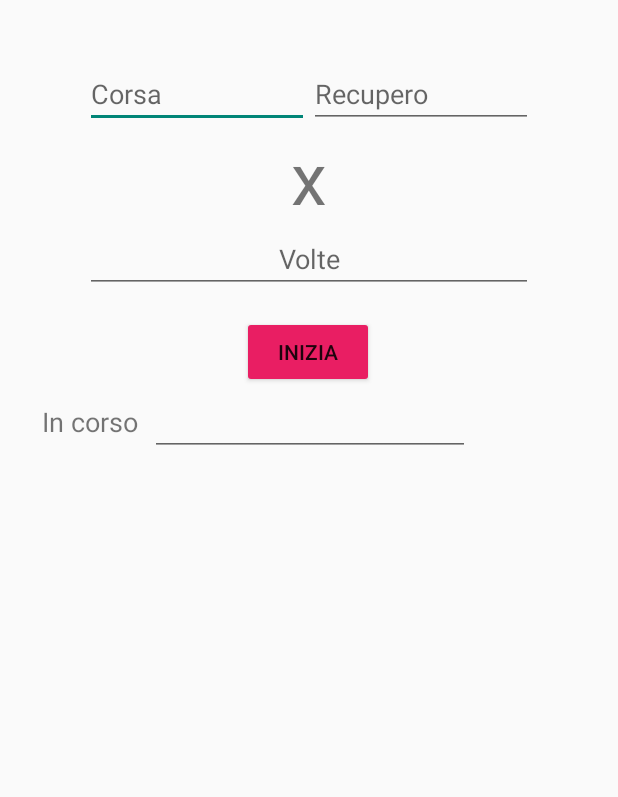
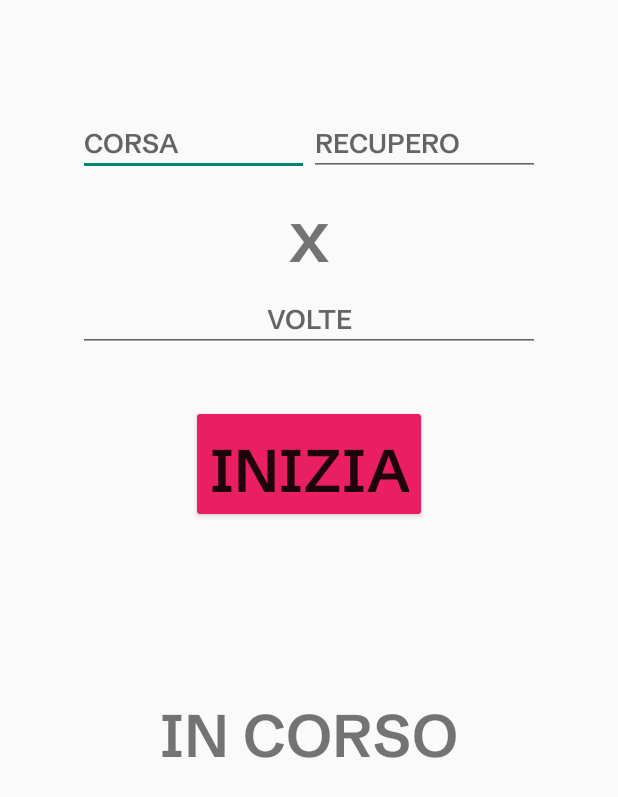
Before and after one commit to eumir2/TimerCorsa, an Android app built with Jetpack Compose: the screen it shows after launch (MainActivity), on a phone screen of 412 x 824 dp. Shown: the top 797 px of the screen. Run offline under Robolectric (Android 15) with nearby library versions, the phone set to English and light mode, and no system bars.

Commit message:
Add custom font + UI upgrade

```diff
--- a/app/src/main/java/com/example/timercorsa/MainActivity.kt
+++ b/app/src/main/java/com/example/timercorsa/MainActivity.kt
@@ -79,6 +79,7 @@ class MainActivity : ComponentActivity() {
                                 handler.postDelayed({ startAttivitaTimer() }, 5000) // Aspetta 5 secondi prima di avviare il timer di attività
                             }else{
                                 counter.setText("Finish!!!")
+                                current.setText("Finish!!!")
                                 soundPlayer.playSound(completeUri)
                             }
                         }
--- a/app/src/main/res/layout/activity_main.xml
+++ b/app/src/main/res/layout/activity_main.xml
@@ -11,7 +11,7 @@
         android:id="@+id/tableLayout"
         android:layout_width="wrap_content"
         android:layout_height="200dp"
-        android:layout_marginTop="40dp"
+        android:layout_marginTop="70dp"
         app:layout_constraintEnd_toEndOf="parent"
         app:layout_constraintStart_toStartOf="parent"
         app:layout_constraintTop_toTopOf="parent">
@@ -24,8 +24,8 @@
                 android:id="@+id/attivita"
                 android:layout_width="match_parent"
                 android:layout_height="match_parent"
-                android:hint="Corsa"
                 android:ems="7"
+                android:hint="CORSA"
                 android:inputType="number" />
 
             <EditText
@@ -33,7 +33,7 @@
                 android:layout_width="match_parent"
                 android:layout_height="match_parent"
                 android:ems="7"
-                android:hint="Recupero"
+                android:hint="RECUPERO"
                 android:inputType="number" />
 
         </TableRow>
@@ -45,26 +45,27 @@
         </TableRow>
 
         <TableRow>
+
             <TextView
                 android:id="@+id/text"
                 android:layout_width="match_parent"
                 android:layout_height="wrap_content"
+                android:layout_span="2"
                 android:text="x"
-                android:layout_span="2"
                 android:textAlignment="center"
                 android:textSize="48sp" />
         </TableRow>
 
         <TableRow>
+
             <EditText
                 android:id="@+id/volte"
                 android:layout_width="wrap_content"
                 android:layout_height="wrap_content"
                 android:layout_span="2"
-                android:hint="Volte"
+                android:hint="VOLTE"
                 android:inputType="number"
                 android:textAlignment="center"
-                android:ems="7"
                 app:layout_constraintStart_toStartOf="parent"
                 app:layout_constraintTop_toBottomOf="@+id/tableLayout" />
         </TableRow>
@@ -78,33 +79,38 @@
         android:backgroundTint="#E91E63"
         android:onClick="timer"
         android:text="INIZIA"
-        app:layout_constraintBaseline_toBottomOf="@id/tableLayout"
+        android:textSize="40sp"
+        app:layout_constraintTop_toBottomOf="@id/tableLayout"
         app:layout_constraintEnd_toEndOf="parent"
-        app:layout_constraintHorizontal_bias="0.498"
-        app:layout_constraintStart_toStartOf="parent"
-        tools:layout_editor_absoluteY="260dp" />
+        app:layout_constraintStart_toStartOf="parent" />
 
     <EditText
         android:id="@+id/tempo"
         android:layout_width="wrap_content"
         android:layout_height="wrap_content"
-        android:layout_marginStart="100dp"
-        android:ems="10"
+        android:layout_marginTop="4dp"
         android:inputType="time"
+        android:textAllCaps="true"
+        android:textSize="60dp"
+        android:letterSpacing="0.5"
+        app:layout_constraintEnd_toEndOf="parent"
+        android:textAlignment="center"
+        android:background="@android:color/transparent"
         app:layout_constraintStart_toStartOf="parent"
-        app:layout_constraintTop_toBottomOf="@id/INIZIA"
-        app:layout_constraintVertical_bias="0.493" />
+        app:layout_constraintTop_toBottomOf="@+id/current" />
 
     <TextView
         android:id="@+id/current"
         android:layout_width="wrap_content"
         android:layout_height="wrap_content"
-        android:layout_marginEnd="8dp"
-        android:layout_marginBottom="48dp"
-        android:text="In corso"
-        android:textSize="18sp"
-        app:layout_constraintBaseline_toBaselineOf="@id/tempo"
-        app:layout_constraintEnd_toStartOf="@+id/tempo"/>
+        android:layout_marginTop="108dp"
+        android:text="IN CORSO"
+        android:textAllCaps="true"
+        android:textSize="40sp"
+        app:layout_constraintEnd_toEndOf="parent"
+        app:layout_constraintStart_toStartOf="parent"
+        app:layout_constraintTop_toBottomOf="@+id/INIZIA"
+        tools:ignore="MissingConstraints" />
 
 
 </androidx.constraintlayout.widget.ConstraintLayout>
--- a/app/src/main/res/values/themes.xml
+++ b/app/src/main/res/values/themes.xml
@@ -1,5 +1,7 @@
 <?xml version="1.0" encoding="utf-8"?>
 <resources>
 
-    <style name="Theme.TimerCorsa" parent="android:Theme.Material.Light.NoActionBar" />
+    <style name="Theme.TimerCorsa" parent="android:Theme.Material.Light.NoActionBar">
+        <item name="android:fontFamily">@font/font</item>
+    </style>
 </resources>
```
Also changed, not shown: app/src/main/res/font/font.ttf (added).
